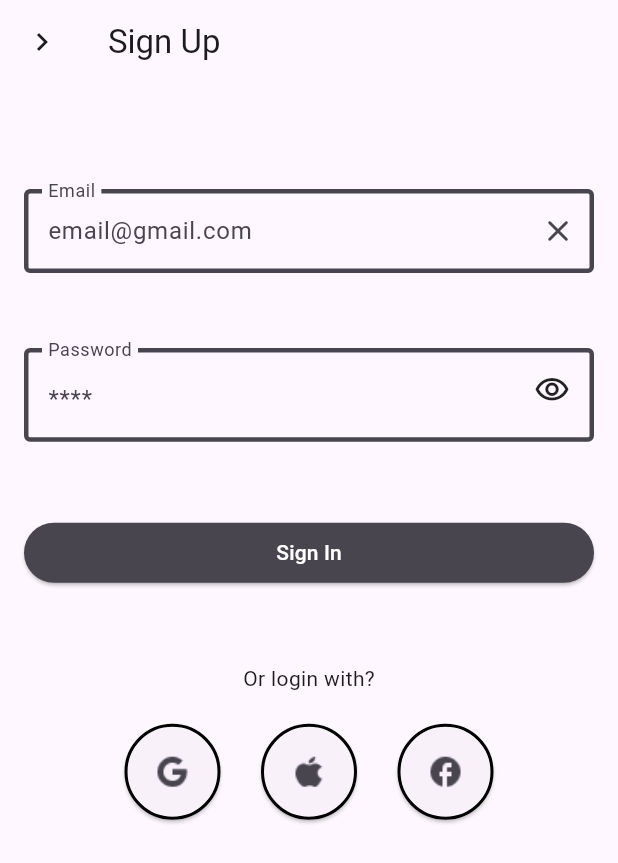
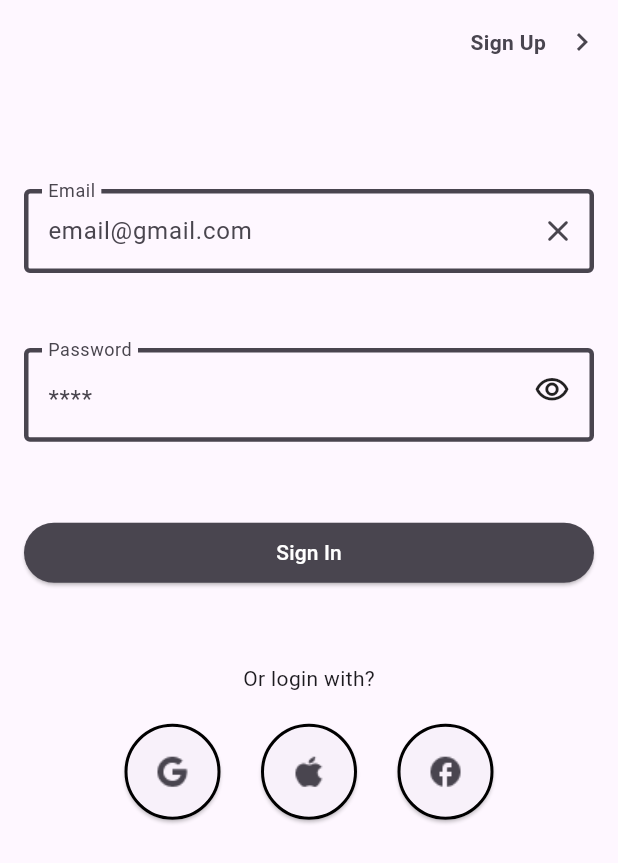
Before and after one commit to sthengineer/gift, a Flutter app: the screen it shows after launch, on a phone screen of 412 x 824 dp. Shown: the top 863 px of the screen. Run offline on Flutter 3.47's test engine with Material 2 defaults, Android fonts, the phone set to English and light mode, and no system bars; our stand-ins replace dio; network calls fail.

Commit message:
modify appBar

```diff
--- a/lib/features/login/presentation/login_page.dart
+++ b/lib/features/login/presentation/login_page.dart
@@ -12,11 +12,20 @@ class LoginPage extends StatelessWidget {
   Widget build(BuildContext context) {
     return Scaffold(
       appBar: AppBar(
-        title: const Text('Sign Up'),
-        leading: IconButton(
-          icon: const Icon(Icons.navigate_next),
-          onPressed: () {},
-        ),
+        actions: [
+          const Text(
+            'Sign Up',
+            style: TextStyle(
+              fontSize: 14,
+              fontWeight: FontWeight.w700,
+              color: Palette.primaryColor
+            ),
+          ),
+          IconButton(
+            onPressed: () {},
+            icon: const Icon(Icons.navigate_next),
+          )
+        ],
       ),
       body: SafeArea(
         child: SingleChildScrollView(
```
